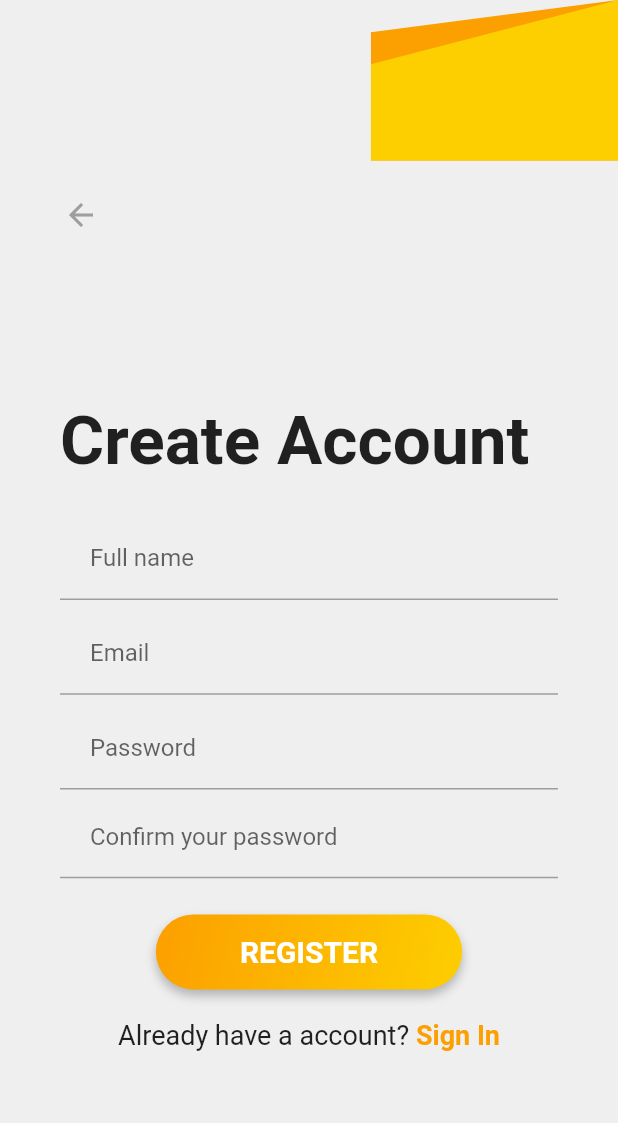
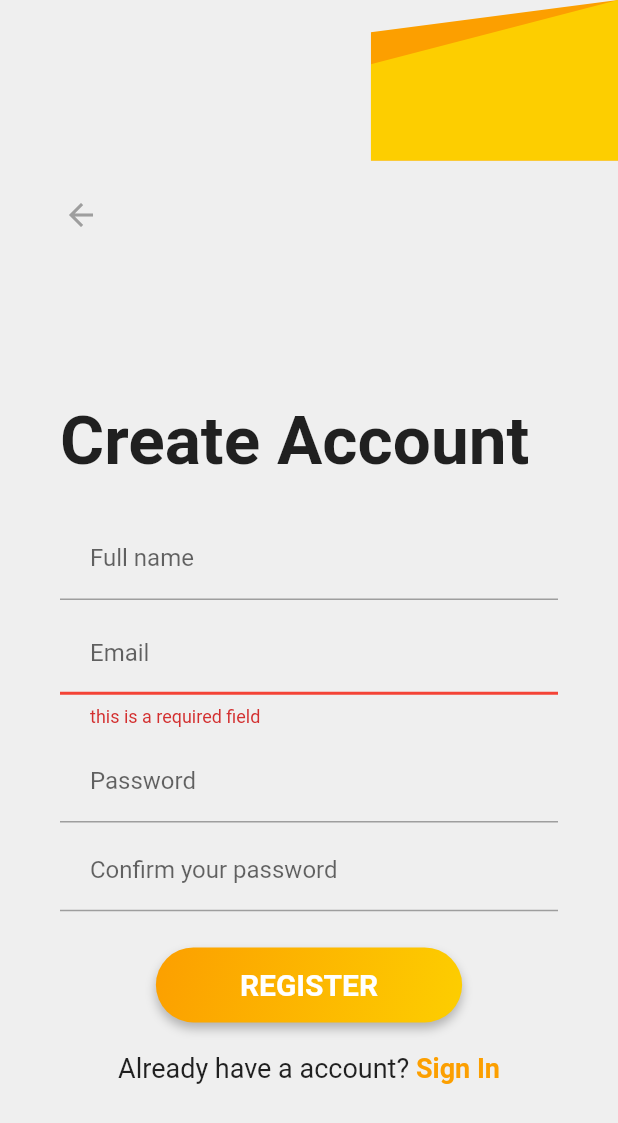
Before and after one commit to zahronurobbyashari/monitoring-kalori, a Flutter app: the RegisterView screen opened by its route, on a phone screen of 412 x 824 dp. Shown: the top 1123 px of the screen. Run offline on Flutter 3.47's test engine with Material 2 defaults, Android fonts, the phone set to English and light mode, and no system bars; our stand-ins replace firebase_auth, firebase_core, get, hexcolor; accounts and stored records are empty.

Commit message:
email validator

```diff
--- a/lib/app/data/theme/colorTheme.dart
+++ b/lib/app/data/theme/appTheme.dart
@@ -45,7 +45,7 @@ class FormHelper {
     BuildContext context,
   ) {
     return BoxDecoration(
-      boxShadow: [
+      boxShadow: const [
         BoxShadow(
           color: Colors.black26,
           offset: Offset(0, 4),
@@ -55,7 +55,7 @@ class FormHelper {
       gradient: LinearGradient(
         begin: Alignment.topLeft,
         end: Alignment.bottomRight,
-        stops: [0.0, 1.0],
+        stops: const [0.0, 1.0],
         colors: [appThemeData.primaryColor, appThemeData.accentColor],
       ),
       color: appThemeData.primaryColor,
@@ -78,5 +78,3 @@ class FormHelper {
     );
   }
 }
-
-class LoginFormStyle {}
--- a/lib/app/modules/login/controllers/login_controller.dart
+++ b/lib/app/modules/login/controllers/login_controller.dart
@@ -21,7 +21,7 @@ class LoginController extends GetxController {
         Get.defaultDialog(
             title: "Verification Email",
             middleText: "Kamu belum verifikasi email.",
-            content: Text("Kirimkan kembali email"),
+            content: const Text("Kirimkan kembali email"),
             onConfirm: () async {
               await credential.user!.sendEmailVerification();
               Get.back();
--- a/lib/app/modules/login/views/login_view.dart
+++ b/lib/app/modules/login/views/login_view.dart
@@ -3,7 +3,7 @@ import 'package:flutter/material.dart';
 
 import 'package:get/get.dart';
 
-import '../../../data/theme/colorTheme.dart';
+import '../../../data/theme/appTheme.dart';
 import '../controllers/login_controller.dart';
 
 class LoginView extends GetView<LoginController> {
--- a/lib/app/modules/register/controllers/register_controller.dart
+++ b/lib/app/modules/register/controllers/register_controller.dart
@@ -1,42 +1,57 @@
 import 'package:firebase_auth/firebase_auth.dart';
 import 'package:flutter/material.dart';
 import 'package:get/get.dart';
+import 'package:get/get_connect/http/src/utils/utils.dart';
 import 'package:monitoring_kalori/app/routes/app_pages.dart';
 
 class RegisterController extends GetxController {
   FirebaseAuth auth = FirebaseAuth.instance;
 
-  final fullnamec = TextEditingController();
-  final usernamec = TextEditingController();
-  final emailc = TextEditingController();
-  final passc = TextEditingController();
-  final confirmpassc = TextEditingController();
+  TextEditingController fullnamec = TextEditingController();
+  TextEditingController confirmpassc = TextEditingController();
   double headerHeight = 250;
-  Key formKey = GlobalKey<FormState>();
+  final formKey = GlobalKey<FormState>();
+  late TextEditingController emailc, passwordc;
+  var email = '';
+  var password = '';
 
-  void getLogin() {
-    Get.offAllNamed(Routes.LOGIN);
+  String? ValidateEmail(String value) {
+    if (isWhiteSpace(value)) {
+      return "this is a required field";
+    } else {
+      if (!GetUtils.isEmail(value)) {
+        return "please input a valid email";
+      }
     }
 
-  Future<void> postRegister(String fullname, String email, String password,
-      String confirmPassword) async {
-    if (fullname.isNotEmpty) {
-      if (email.isNotEmpty) {
-        if (email.isEmail) {
-          if (password.isNotEmpty) {
-            if (password.length >= 8) {
-              if (password == confirmPassword) {
+    return null;
+  }
+
+  String? ValidatePassword(String value) {
+    if (value.length < 8) {
+      return "character minimum of password is 8";
+    }
+    return null;
+  }
+
+  bool isWhiteSpace(String value) => value.trim().isEmpty;
+
+  Future<void> checkRegister() async {
+    // ignore: unused_local_variable
+    final isValid = formKey.currentState!.validate();
+    if (!isValid) {
+      return;
+    }
+    formKey.currentState!.save();
     try {
-                  UserCredential credential =
-                      await auth.createUserWithEmailAndPassword(
-                    email: email,
-                    password: password,
+      UserCredential credential = await auth.createUserWithEmailAndPassword(
+        email: emailc.value.toString(),
+        password: passwordc.value.toString(),
       );
       await credential.user!.sendEmailVerification();
       Get.defaultDialog(
         title: "Verification Email",
-                    middleText:
-                        "Kami telah mengirimkan email verifikasi ke $email.",
+        middleText: "Kami telah mengirimkan email verifikasi ke $emailc .",
         onConfirm: () {
           Get.back();
           Get.back();
@@ -53,29 +68,17 @@ class RegisterController extends GetxController {
     } catch (e) {
       print(e);
     }
-              } else {
-                print("password confirm gak podo");
   }
-            } else {
-              print('password kurang dowo');
-            }
-          } else {
-            print('isi password le');
-          }
-        } else {
-          print("email tidak valid");
-        }
-      } else {
-        print("isi email le");
-      }
-    } else {
-      print("full name le");
-    }
+
+  void getLogin() {
+    Get.offAllNamed(Routes.LOGIN);
   }
 
   @override
   void onInit() {
     super.onInit();
+    emailc = TextEditingController();
+    passwordc = TextEditingController();
   }
 
   @override
@@ -87,7 +90,7 @@ class RegisterController extends GetxController {
   void onClose() {
     fullnamec.dispose();
     emailc.dispose();
-    passc.dispose();
+    passwordc.dispose();
     confirmpassc.dispose();
     super.onClose();
   }
--- a/lib/app/modules/register/views/register_view.dart
+++ b/lib/app/modules/register/views/register_view.dart
@@ -1,9 +1,8 @@
-import 'package:email_validator/email_validator.dart';
 import 'package:flutter/gestures.dart';
 import 'package:flutter/material.dart';
 
 import 'package:get/get.dart';
-import 'package:monitoring_kalori/app/data/theme/colorTheme.dart';
+import 'package:monitoring_kalori/app/data/theme/appTheme.dart';
 
 import '../controllers/register_controller.dart';
 
@@ -24,7 +23,7 @@ class RegisterView extends GetView<RegisterController> {
                 Padding(
                   padding: const EdgeInsets.only(left: 30, top: 40),
                   child: IconButton(
-                    icon: Icon(
+                    icon: const Icon(
                       Icons.arrow_back,
                     ),
                     color: Colors.grey,
@@ -65,26 +64,19 @@ class RegisterView extends GetView<RegisterController> {
                       key: controller.formKey,
                       child: Column(
                         children: [
-                          TextField(
+                          TextFormField(
                               controller: controller.fullnamec,
                               decoration: FormHelper().textInputDecoration(
                                   'Full name', 'Enter your full name')),
                           SizedBox(
                             height: height * 0.01,
                           ),
-                          TextFormField(
-                              controller: controller.emailc,
-                              // validator: (value) => EmailValidator.validate(
-                              //         controller.emailc.text)
-                              //     ? null
-                              //     : "Please enter a valid email",
-                              decoration: FormHelper().textInputDecoration(
-                                  'Email', 'Enter your email')),
+                          emailField(),
                           SizedBox(
                             height: height * 0.01,
                           ),
                           TextField(
-                              controller: controller.passc,
+                              controller: controller.passwordc,
                               obscureText: true,
                               decoration: FormHelper().textInputDecoration(
                                   'Password', 'Enter your password')),
@@ -107,11 +99,7 @@ class RegisterView extends GetView<RegisterController> {
                             child: ElevatedButton(
                               style: FormHelper().buttonStyle(),
                               onPressed: () {
-                                controller.postRegister(
-                                    controller.fullnamec.text,
-                                    controller.emailc.text,
-                                    controller.passc.text,
-                                    controller.confirmpassc.text);
+                                controller.checkRegister();
                               },
                               child: Padding(
                                 padding: const EdgeInsets.symmetric(
@@ -157,6 +145,18 @@ class RegisterView extends GetView<RegisterController> {
           ],
         ),
       ),
+    );
+  }
+
+  Widget emailField() {
+    return TextFormField(
+      controller: controller.emailc,
+      decoration: FormHelper().textInputDecoration(
+        'Email ',
+        'Enter your Email',
+      ),
+      onSaved: (value) => controller.email = value!,
+      validator: (value) => controller.ValidateEmail(value!),
     );
   }
 }
--- a/lib/app/modules/splash_screen/controllers/splash_screen_controller.dart
+++ b/lib/app/modules/splash_screen/controllers/splash_screen_controller.dart
@@ -21,7 +21,7 @@ class SplashScreenController extends GetxController {
     super.onReady();
     print("on ready");
     print("Going to Routes Login in " + timer.toString() + "seconds");
-    Timer(Duration(seconds: timer), () => {Get.toNamed(Routes.LOGIN)});
+    Timer(Duration(seconds: timer), () => {Get.offNamed(Routes.LOGIN)});
   }
 
   @override
--- a/lib/app/modules/splash_screen/views/splash_screen_view.dart
+++ b/lib/app/modules/splash_screen/views/splash_screen_view.dart
@@ -1,7 +1,7 @@
 import 'package:flutter/material.dart';
 
 import 'package:get/get.dart';
-import '../../../data/theme/colorTheme.dart';
+import '../../../data/theme/appTheme.dart';
 import '../controllers/splash_screen_controller.dart';
 
 class SplashScreenView extends GetView<SplashScreenController> {
```
Lines whose indentation alone changed are shown as unchanged.
